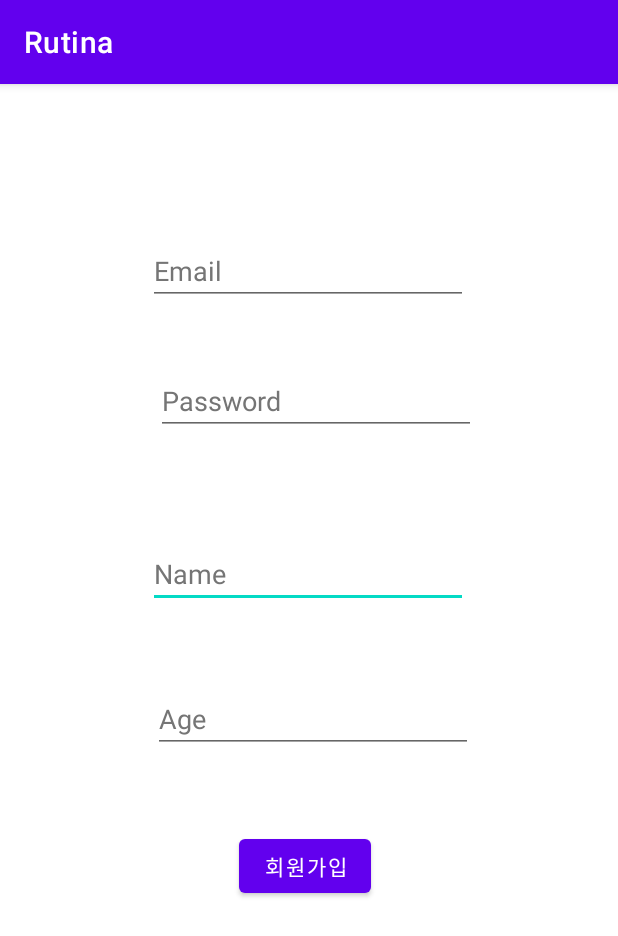
After one commit to MondaysRutina/frontend, an Android app: the Register screen opened directly, with no data from a screen before it, on a phone screen of 412 x 824 dp. The commit adds this screen. Shown: the top 936 px of the screen. Run offline under Robolectric (Android 15) with nearby library versions, the phone set to English and light mode, and no system bars; our stand-ins replace Volley; network calls fail.

Commit message:
success for connect php and mysql to get and post

```diff
--- a/app/src/main/java/com/cso/rutina/Join.java
+++ b/app/src/main/java/com/cso/rutina/Join.java
@@ -9,7 +9,7 @@ import android.widget.EditText;
 import android.widget.ImageView;
 
 public class Join extends AppCompatActivity {
-    private EditText EmailAddress;
+    private EditText Join_Email, Password, EmailAddress, Name, Year, Month, Day;
     ImageView back;
 
     @Override
--- /dev/null
+++ b/app/src/main/java/com/cso/rutina/Register.java
@@ -0,0 +1,85 @@
+package com.cso.rutina;
+
+import androidx.appcompat.app.AppCompatActivity;
+
+import android.content.Intent;
+import android.os.Bundle;
+import android.view.View;
+import android.widget.Button;
+import android.widget.EditText;
+import android.widget.Toast;
+
+import com.android.volley.Request;
+import com.android.volley.RequestQueue;
+import com.android.volley.Response;
+import com.android.volley.toolbox.Volley;
+
+import org.json.JSONException;
+import org.json.JSONObject;
+
+public class Register extends AppCompatActivity {
+
+    private Button Register;
+
+    private EditText Email, Password, Name, Age;
+
+    private static String userID, userPassword, userName, userAge;
+
+    @Override
+    protected void onCreate(Bundle savedInstanceState) {
+        super.onCreate(savedInstanceState);
+        setContentView(R.layout.activity_register);
+
+        // 값 가져오기
+        Email = findViewById(R.id.Email);
+        Password = findViewById(R.id.Password);
+        Name = findViewById(R.id.Name);
+        Age = findViewById(R.id.Age);
+        Register = findViewById(R.id.RegisterBtn);
+
+        // 회원가입 버튼이 눌려졌을 때
+        Register.setOnClickListener(new View.OnClickListener() {
+            @Override
+            public void onClick(View view) {
+
+                // 현재 입력된 정보를 string으로 가져오기
+                userID = Email.getText().toString();
+                userPassword = Password.getText().toString();
+                userName = Name.getText().toString();
+                userAge = Age.getText().toString();
+
+                // 회원가입 시작
+                Response.Listener<String> responseLister = new Response.Listener<String>() {
+                    @Override
+                    public void onResponse(String response) {
+                        try {
+                            // String으ㅗㄹ 그냥 못 보내고 JSON Object 형태로 변형하여 전송
+                            // 서버 통신하여 회원가입 성공 여부를 jsonResponse로 발송
+                            JSONObject jsonResponse = new JSONObject(response);
+                            boolean success = jsonResponse.getBoolean("suceess");
+
+                            if (success) { //회원가입이 가능하다면
+                                Toast.makeText(getApplicationContext(), "회원가입이 완료되었습니다.", Toast.LENGTH_SHORT).show();
+
+                                Intent intent = new Intent(Register.this, Login.class);
+                                startActivity(intent);
+                                finish();
+
+                            } else {
+                                Toast.makeText(getApplicationContext(), "회원가입이 실패했습니다. 다시 한 번 확인해 주세요.", Toast.LENGTH_SHORT).show();
+                                return;
+                            }
+                        } catch (JSONException e) {
+                            e.printStackTrace();
+                        }
+                    }
+                };
+
+                // Volley 라이브러리를 이용해서 실제 서버와 통신을 구현하는 부분
+                RegisterRequest registerRequest = new RegisterRequest(userID, userPassword, userName, userAge, responseLister);
+                RequestQueue queue = Volley.newRequestQueue(Register.this);
+                queue.add(registerRequest);
+            }
+        });
+    }
+}
--- a/app/src/main/res/layout/activity_join_select1.xml
+++ b/app/src/main/res/layout/activity_join_select1.xml
@@ -27,6 +27,7 @@
           android:layout_height="wrap_content"
           android:layout_marginEnd="5dp"
           app:srcCompat="?attr/actionModeCloseDrawable" />
+
       <TextView
           android:id="@+id/login_title"
           android:layout_width="wrap_content"
@@ -36,7 +37,7 @@
           android:textColor="#000000"
           android:textSize="18sp" />
 
-    </TextView>
+      </TextView>
     <LinearLayout
         android:layout_width="match_parent"
         android:layout_height="wrap_content"
--- /dev/null
+++ b/app/src/main/res/layout/activity_register.xml
@@ -0,0 +1,86 @@
+<?xml version="1.0" encoding="utf-8"?>
+<androidx.constraintlayout.widget.ConstraintLayout xmlns:android="http://schemas.android.com/apk/res/android"
+    xmlns:app="http://schemas.android.com/apk/res-auto"
+    xmlns:tools="http://schemas.android.com/tools"
+    android:layout_width="match_parent"
+    android:layout_height="match_parent"
+    tools:context=".Register">
+
+    <EditText
+        android:id="@+id/Name"
+        android:layout_width="wrap_content"
+        android:layout_height="wrap_content"
+        android:layout_marginStart="100dp"
+        android:layout_marginTop="70dp"
+        android:layout_marginEnd="101dp"
+        android:ems="10"
+        android:hint="Name"
+        android:inputType="textPersonName"
+        android:textColorHint="#757575"
+        app:layout_constraintEnd_toEndOf="parent"
+        app:layout_constraintStart_toStartOf="parent"
+        app:layout_constraintTop_toBottomOf="@+id/Password"
+        tools:ignore="TouchTargetSizeCheck" />
+
+    <EditText
+        android:id="@+id/Email"
+        android:layout_width="wrap_content"
+        android:layout_height="wrap_content"
+        android:layout_marginStart="100dp"
+        android:layout_marginTop="102dp"
+        android:layout_marginEnd="101dp"
+        android:ems="10"
+        android:hint="Email"
+        android:inputType="textEmailAddress"
+        android:textColorHint="#757575"
+        app:layout_constraintEnd_toEndOf="parent"
+        app:layout_constraintStart_toStartOf="parent"
+        app:layout_constraintTop_toTopOf="parent"
+        tools:ignore="TouchTargetSizeCheck" />
+
+    <EditText
+        android:id="@+id/Password"
+        android:layout_width="wrap_content"
+        android:layout_height="wrap_content"
+        android:layout_marginStart="105dp"
+        android:layout_marginTop="41dp"
+        android:layout_marginEnd="96dp"
+        android:ems="10"
+        android:hint="Password"
+        android:inputType="textPassword"
+        android:textColorHint="#757575"
+        app:layout_constraintEnd_toEndOf="parent"
+        app:layout_constraintStart_toStartOf="parent"
+        app:layout_constraintTop_toBottomOf="@+id/Email"
+        tools:ignore="TouchTargetSizeCheck" />
+
+    <EditText
+        android:id="@+id/Age"
+        android:layout_width="wrap_content"
+        android:layout_height="wrap_content"
+        android:layout_marginStart="103dp"
+        android:layout_marginTop="51dp"
+        android:layout_marginEnd="98dp"
+        android:ems="10"
+        android:hint="Age"
+        android:inputType="number"
+        android:textColorHint="#757575"
+        app:layout_constraintEnd_toEndOf="parent"
+        app:layout_constraintStart_toStartOf="parent"
+        app:layout_constraintTop_toBottomOf="@+id/Name"
+        tools:ignore="TouchTargetSizeCheck" />
+
+    <Button
+        android:id="@+id/RegisterBtn"
+        android:layout_width="wrap_content"
+        android:layout_height="wrap_content"
+        android:layout_marginStart="158dp"
+        android:layout_marginTop="34dp"
+        android:layout_marginEnd="164dp"
+        android:layout_marginBottom="205dp"
+        android:text="회원가입"
+        app:layout_constraintBottom_toBottomOf="parent"
+        app:layout_constraintEnd_toEndOf="parent"
+        app:layout_constraintStart_toStartOf="parent"
+        app:layout_constraintTop_toBottomOf="@+id/Age" />
+</androidx.constraintlayout.widget.ConstraintLayout>
```
Also changed, not shown: app/build.gradle (+7 -1 lines), app/src/main/AndroidManifest.xml (+25 -22 lines), app/src/main/java/com/cso/rutina/Login.java (+84 -10 lines), app/src/main/java/com/cso/rutina/LoginRequest.java (added, +28 -0 lines), app/src/main/java/com/cso/rutina/MainActivity.java (added, +30 -0 lines), app/src/main/java/com/cso/rutina/RegisterRequest.java (added, +29 -0 lines), app/src/main/res/layout/activity_main.xml (added, +80 -0 lines), app/src/main/res/values/strings.xml (+8 -8 lines).
